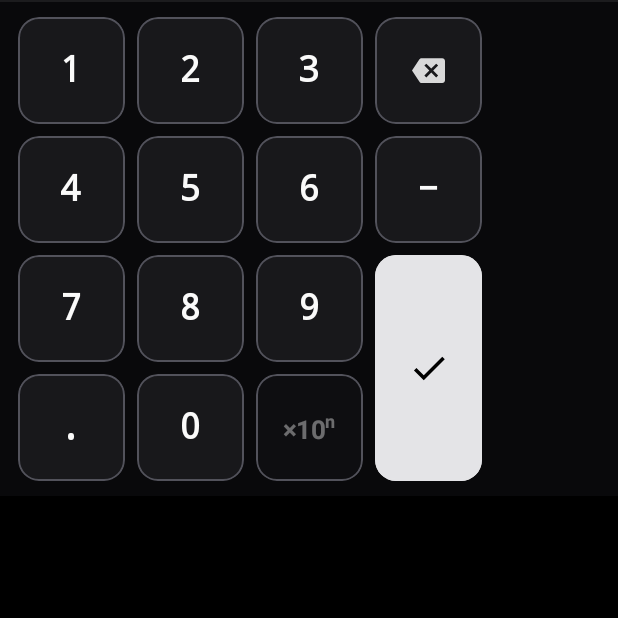
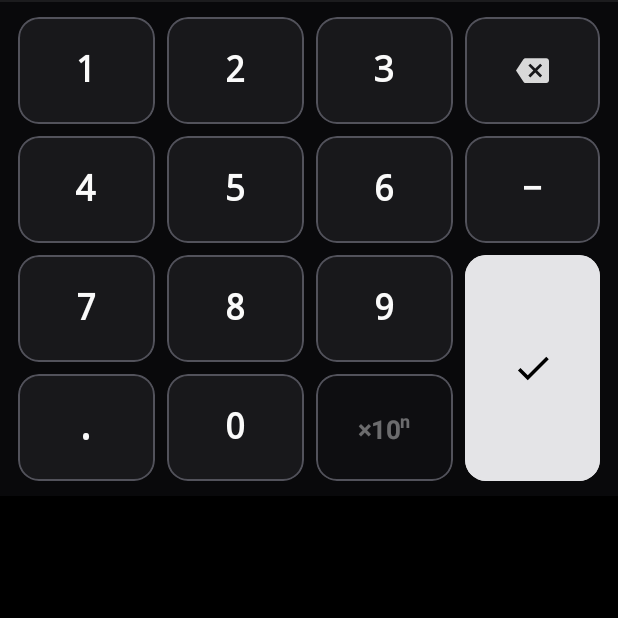
Before and after one commit to ShihabulSakib/ZenMath_Android, an Android app built with Jetpack Compose: the composable Keypad shown on its own in the app's theme, on a phone screen of 412 x 824 dp, the top half of it. Run offline under Robolectric (Android 15) with nearby library versions, the phone set to English and light mode, and no system bars.

Commit message:
fix(ui): span keypad buttons full width and add gitid release agent rules

```diff
--- a/app/src/main/java/com/example/ui/components/Keypad.kt
+++ b/app/src/main/java/com/example/ui/components/Keypad.kt
@@ -15,7 +15,6 @@ import androidx.compose.foundation.layout.Box
 import androidx.compose.foundation.layout.BoxWithConstraints
 import androidx.compose.foundation.layout.Column
 import androidx.compose.foundation.layout.Row
-import androidx.compose.foundation.layout.Spacer
 import androidx.compose.foundation.layout.fillMaxWidth
 import androidx.compose.foundation.layout.height
 import androidx.compose.foundation.layout.padding
@@ -34,6 +33,7 @@ import androidx.compose.ui.Alignment
 import androidx.compose.ui.Modifier
 import androidx.compose.ui.draw.clip
 import androidx.compose.ui.graphics.Color
+import androidx.compose.ui.platform.LocalConfiguration
 import androidx.compose.ui.platform.LocalContext
 import androidx.compose.ui.platform.LocalView
 import androidx.compose.ui.platform.testTag
@@ -45,6 +45,32 @@ import androidx.compose.ui.unit.TextUnit
 import androidx.compose.ui.unit.dp
 import androidx.compose.ui.unit.sp
 import com.example.ui.theme.ZenTheme
+
+internal data class KeypadDimensions(
+    val keyWidth: Dp,
+    val keyHeight: Dp,
+    val enterHeight: Dp
+)
+
+internal fun calculateKeypadDimensions(
+    totalWidth: Dp,
+    screenHeight: Dp,
+    horizontalPadding: Dp = 12.dp,
+    gap: Dp = 8.dp
+): KeypadDimensions {
+    val availableWidth = (totalWidth - horizontalPadding * 2 - gap * 3).coerceAtLeast(0.dp)
+    val keyWidth = (availableWidth / 4).coerceAtLeast(44.dp)
+    val maxByHeight = (screenHeight * 0.40f - 20.dp - gap * 3) / 4
+    val keyHeight = keyWidth
+        .coerceAtMost(maxByHeight)
+        .coerceAtLeast(44.dp)
+    val enterHeight = keyHeight * 2 + gap
+    return KeypadDimensions(
+        keyWidth = keyWidth,
+        keyHeight = keyHeight,
+        enterHeight = enterHeight
+    )
+}
 
 @Composable
 fun Keypad(
@@ -66,17 +92,20 @@ fun Keypad(
             .background(colors.keypadBg)
             .testTag("keypad_container")
     ) {
-        val totalWidth = maxWidth
         val horizontalPadding = 12.dp
         val gap = 8.dp
-        // 4 keys across: divide available width evenly so each key is ideally square,
-        // but cap by screen height so the keypad never crowds out the question on short/landscape screens.
-        val screenH = androidx.compose.ui.platform.LocalConfiguration.current.screenHeightDp.dp
-        val maxByHeight = (screenH * 0.40f - 20.dp - gap * 3) / 4
-        val keySize = ((totalWidth - horizontalPadding * 2 - gap * 3) / 4)
-            .coerceAtMost(maxByHeight)
-            .coerceAtLeast(44.dp)
-        val enterHeight = keySize * 2 + gap
+        // 4 keys across: fill available width evenly so keys span edge-to-edge without right-side dead space,
+        // while capping key height by screen height so the keypad never crowds out the question.
+        val screenH = LocalConfiguration.current.screenHeightDp.dp
+        val dimensions = calculateKeypadDimensions(
+            totalWidth = maxWidth,
+            screenHeight = screenH,
+            horizontalPadding = horizontalPadding,
+            gap = gap
+        )
+        val keyWidth = dimensions.keyWidth
+        val keyHeight = dimensions.keyHeight
+        val enterHeight = dimensions.enterHeight
 
         Column(modifier = Modifier.fillMaxWidth()) {
             // Divider line
@@ -94,14 +123,14 @@ fun Keypad(
                     .padding(horizontal = horizontalPadding, vertical = 10.dp),
                 verticalArrangement = Arrangement.spacedBy(gap)
             ) {
-                // Row 1: 1, 2, 3, backspace (all square)
+                // Row 1: 1, 2, 3, backspace
                 Row(
                     modifier = Modifier.fillMaxWidth(),
                     horizontalArrangement = Arrangement.spacedBy(gap)
                 ) {
-                    KeyButton(text = "1", onClick = { onKey("1") }, size = keySize, disabled = disabled, hapticEnabled = hapticFeedbackEnabled)
-                    KeyButton(text = "2", onClick = { onKey("2") }, size = keySize, disabled = disabled, hapticEnabled = hapticFeedbackEnabled)
-                    KeyButton(text = "3", onClick = { onKey("3") }, size = keySize, disabled = disabled, hapticEnabled = hapticFeedbackEnabled)
+                    KeyButton(text = "1", onClick = { onKey("1") }, width = keyWidth, height = keyHeight, disabled = disabled, hapticEnabled = hapticFeedbackEnabled)
+                    KeyButton(text = "2", onClick = { onKey("2") }, width = keyWidth, height = keyHeight, disabled = disabled, hapticEnabled = hapticFeedbackEnabled)
+                    KeyButton(text = "3", onClick = { onKey("3") }, width = keyWidth, height = keyHeight, disabled = disabled, hapticEnabled = hapticFeedbackEnabled)
                     KeyButton(
                         icon = {
                             Icon(
@@ -112,24 +141,26 @@ fun Keypad(
                             )
                         },
                         onClick = { onKey("backspace") },
-                        size = keySize,
+                        width = keyWidth,
+                        height = keyHeight,
                         disabled = disabled,
                         hapticEnabled = hapticFeedbackEnabled
                     )
                 }
 
-                // Row 2: 4, 5, 6, - (all square)
+                // Row 2: 4, 5, 6, -
                 Row(
                     modifier = Modifier.fillMaxWidth(),
                     horizontalArrangement = Arrangement.spacedBy(gap)
                 ) {
-                    KeyButton(text = "4", onClick = { onKey("4") }, size = keySize, disabled = disabled, hapticEnabled = hapticFeedbackEnabled)
-                    KeyButton(text = "5", onClick = { onKey("5") }, size = keySize, disabled = disabled, hapticEnabled = hapticFeedbackEnabled)
-                    KeyButton(text = "6", onClick = { onKey("6") }, size = keySize, disabled = disabled, hapticEnabled = hapticFeedbackEnabled)
+                    KeyButton(text = "4", onClick = { onKey("4") }, width = keyWidth, height = keyHeight, disabled = disabled, hapticEnabled = hapticFeedbackEnabled)
+                    KeyButton(text = "5", onClick = { onKey("5") }, width = keyWidth, height = keyHeight, disabled = disabled, hapticEnabled = hapticFeedbackEnabled)
+                    KeyButton(text = "6", onClick = { onKey("6") }, width = keyWidth, height = keyHeight, disabled = disabled, hapticEnabled = hapticFeedbackEnabled)
                     KeyButton(
                         text = "−",
                         onClick = { onKey("-") },
-                        size = keySize,
+                        width = keyWidth,
+                        height = keyHeight,
                         disabled = disabled || (!negativeEnabled && !isExponentActive),
                         enabledAlpha = if (negativeEnabled || isExponentActive) 1f else 0.25f,
                         hapticEnabled = hapticFeedbackEnabled,
@@ -146,36 +177,38 @@ fun Keypad(
                     Column(
                         verticalArrangement = Arrangement.spacedBy(gap)
                     ) {
-                        // Row 3: 7, 8, 9 (all square)
+                        // Row 3: 7, 8, 9
                         Row(
                             horizontalArrangement = Arrangement.spacedBy(gap)
                         ) {
-                            KeyButton(text = "7", onClick = { onKey("7") }, size = keySize, disabled = disabled, hapticEnabled = hapticFeedbackEnabled)
-                            KeyButton(text = "8", onClick = { onKey("8") }, size = keySize, disabled = disabled, hapticEnabled = hapticFeedbackEnabled)
-                            KeyButton(text = "9", onClick = { onKey("9") }, size = keySize, disabled = disabled, hapticEnabled = hapticFeedbackEnabled)
+                            KeyButton(text = "7", onClick = { onKey("7") }, width = keyWidth, height = keyHeight, disabled = disabled, hapticEnabled = hapticFeedbackEnabled)
+                            KeyButton(text = "8", onClick = { onKey("8") }, width = keyWidth, height = keyHeight, disabled = disabled, hapticEnabled = hapticFeedbackEnabled)
+                            KeyButton(text = "9", onClick = { onKey("9") }, width = keyWidth, height = keyHeight, disabled = disabled, hapticEnabled = hapticFeedbackEnabled)
                         }
 
-                        // Row 4: . (or dimmed), 0, / or ×10^n (all square)
+                        // Row 4: . (or dimmed), 0, / or ×10^n
                         Row(
                             horizontalArrangement = Arrangement.spacedBy(gap)
                         ) {
                             KeyButton(
                                 text = ".",
                                 onClick = { onKey(".") },
-                                size = keySize,
+                                width = keyWidth,
+                                height = keyHeight,
                                 disabled = disabled || !showDecimal || isExponentActive,
                                 enabledAlpha = if (showDecimal && !isExponentActive) 1f else 0.25f,
                                 hapticEnabled = hapticFeedbackEnabled,
                                 modifier = Modifier.testTag("key_decimal")
                             )
 
-                            KeyButton(text = "0", onClick = { onKey("0") }, size = keySize, disabled = disabled, hapticEnabled = hapticFeedbackEnabled)
+                            KeyButton(text = "0", onClick = { onKey("0") }, width = keyWidth, height = keyHeight, disabled = disabled, hapticEnabled = hapticFeedbackEnabled)
 
                             if (showFraction) {
                                 KeyButton(
                                     text = "/",
                                     onClick = { onKey("/") },
-                                    size = keySize,
+                                    width = keyWidth,
+                                    height = keyHeight,
                                     disabled = disabled,
                                     hapticEnabled = hapticFeedbackEnabled,
                                     modifier = Modifier.testTag("key_fraction")
@@ -186,7 +219,8 @@ fun Keypad(
                                     annotatedText = sciLabel,
                                     fontSize = 17.sp,
                                     onClick = { onKey("sci") },
-                                    size = keySize,
+                                    width = keyWidth,
+                                    height = keyHeight,
                                     disabled = disabled || !showScientific,
                                     isHighlighted = isExponentActive,
                                     enabledAlpha = if (showScientific) 1f else 0.25f,
@@ -208,7 +242,7 @@ fun Keypad(
                             )
                         },
                         onClick = { onKey("enter") },
-                        width = keySize,
+                        width = keyWidth,
                         height = enterHeight,
                         disabled = disabled,
                         isPrimary = true,
```
Also changed, not shown: 3 other files.
